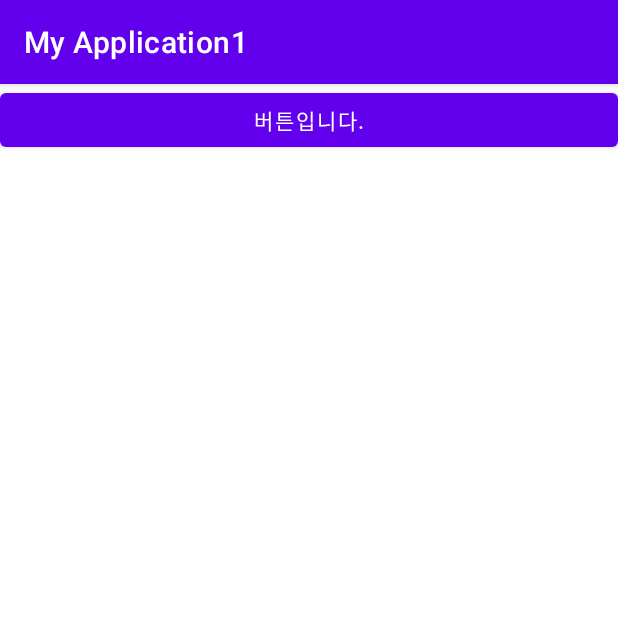
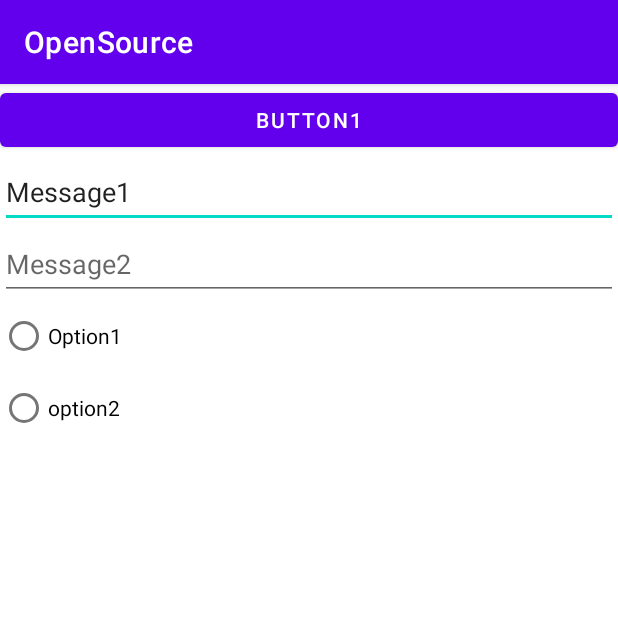
Before and after one commit to asasassm/MyApplication1, an Android app: the screen it shows after launch (MainActivity), on a phone screen of 412 x 824 dp, the top half of it. Run offline under Robolectric (Android 15) with nearby library versions, the phone set to English and light mode, and no system bars.

```diff
--- a/app/src/main/java/kr/ac/kyungnam/android/myapplication1/MainActivity.kt
+++ b/app/src/main/java/kr/ac/kyungnam/android/myapplication1/MainActivity.kt
@@ -12,7 +12,7 @@ class MainActivity : AppCompatActivity() {
     override fun onCreate(savedInstanceState: Bundle?) {
         super.onCreate(savedInstanceState)
         setContentView(R.layout.activity_main)
-        button1=findViewById<Button>(R.id.button)
+        button1=findViewById<Button>(R.id.button1)
 
         button1.setOnClickListener {
             Toast.makeText(applicationContext,"버튼을 눌렀어요ggggg", Toast.LENGTH_SHORT).show()
--- a/app/src/main/res/layout/activity_main.xml
+++ b/app/src/main/res/layout/activity_main.xml
@@ -3,13 +3,45 @@
     xmlns:tools="http://schemas.android.com/tools"
     android:layout_width="match_parent"
     android:layout_height="match_parent"
-    >
+    android:orientation="vertical">
 
     <Button
-        android:id="@+id/button"
         android:layout_width="match_parent"
         android:layout_height="wrap_content"
-        android:text="@string/strBtn1"
-      />
+        android:id="@+id/button1"
+        android:text="Button1"
+        ></Button>
+
+    <EditText
+        android:id="@+id/editText1"
+        android:layout_width="match_parent"
+        android:layout_height="wrap_content"
+        android:minHeight="48dp"
+        android:text="Message1" />
+
+    <EditText
+        android:id="@+id/editText2"
+        android:layout_width="match_parent"
+        android:layout_height="wrap_content"
+        android:hint="Message2"
+        android:minHeight="48dp" />
+
+    <RadioGroup
+        android:layout_width="match_parent"
+        android:layout_height="match_parent" >
+
+        <RadioButton
+            android:id="@+id/radioButton"
+            android:layout_width="match_parent"
+            android:layout_height="wrap_content"
+            android:text="Option1" />
+
+        <RadioButton
+            android:id="@+id/radioButton2"
+            android:layout_width="match_parent"
+            android:layout_height="wrap_content"
+            android:text="option2" />
+    </RadioGroup>
+
 
 </LinearLayout>
--- a/app/src/main/res/values/strings.xml
+++ b/app/src/main/res/values/strings.xml
@@ -1,4 +1,4 @@
 <resources>
-    <string name="app_name">My Application1</string>
+    <string name="app_name">OpenSource</string>
     <string name="strBtn1">버튼입니다.</string>
 </resources>
```
Also changed, not shown: 1 other file.
